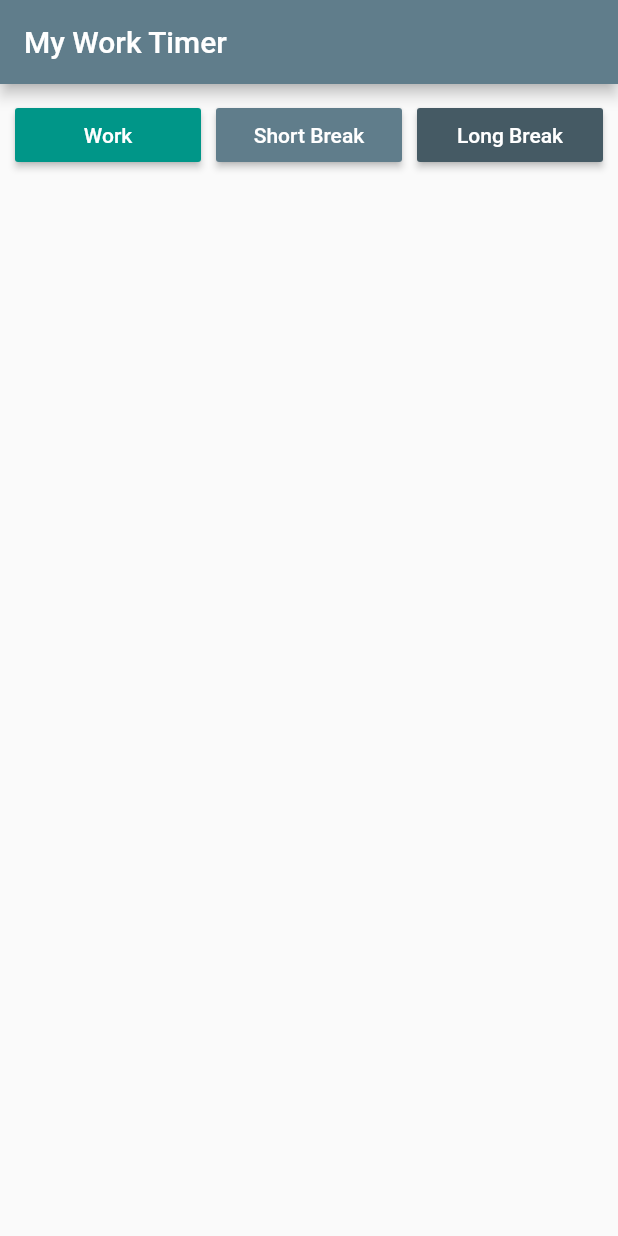
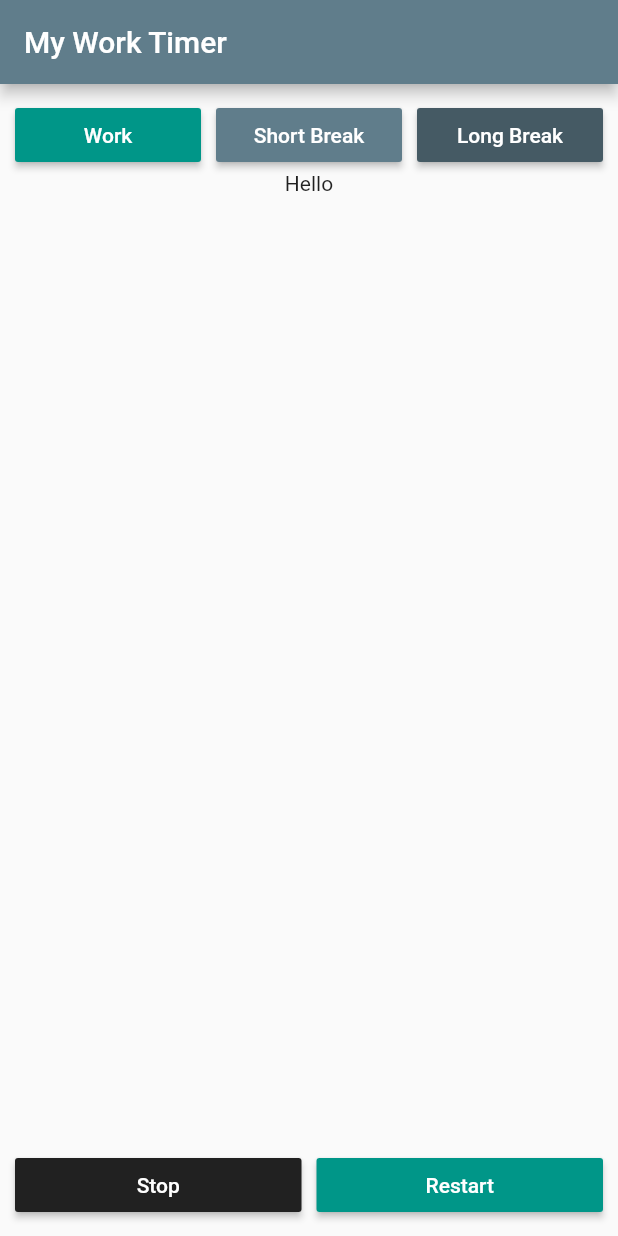
Before and after one commit to yradov/productivity_timer, a Flutter app: the screen it shows after launch, after a tap on "Work", on a phone screen of 412 x 824 dp. Run offline on Flutter 3.47's test engine with Material 2 defaults, Android fonts, the phone set to English and light mode, and no system bars.

Commit message:
+ second row with buttons

```diff
--- a/lib/main.dart
+++ b/lib/main.dart
@@ -2,7 +2,7 @@ import 'package:flutter/material.dart';
 import 'package:productivity_timer/widgets.dart';
 
 void main() {
-  runApp(MyApp());
+  runApp(const MyApp());
 }
 
 class MyApp extends StatelessWidget {
@@ -22,7 +22,8 @@ class MyApp extends StatelessWidget {
 class TimerHomePage extends StatelessWidget {
   const TimerHomePage({Key? key}) : super(key: key);
 
-  final double defaultPadding = 5.0;
+  final double defaultPadding = 5;
+  final double defaultMargin = 10;
 
   @override
   Widget build(BuildContext context) {
@@ -33,8 +34,8 @@ class TimerHomePage extends StatelessWidget {
       body: Center(
         child: Column(
           children: [
-            const SizedBox(
-              height: 10,
+            SizedBox(
+              height: defaultMargin,
             ),
             Row(
               children: [
@@ -45,7 +46,7 @@ class TimerHomePage extends StatelessWidget {
                   child: ProductivityButton(
                     color: const Color(0xff009688),
                     text: 'Work',
-                    size: 0,
+                    size: 150,
                     onPressed: emptyMethod,
                   ),
                 ),
@@ -76,6 +77,41 @@ class TimerHomePage extends StatelessWidget {
                 ),
               ],
             ),
+            const Expanded(
+              child: Text("Hello"),
+            ),
+            Row(
+              children: [
+                Padding(
+                  padding: EdgeInsets.all(defaultPadding),
+                ),
+                Expanded(
+                  child: ProductivityButton(
+                    color: const Color(0xff212121),
+                    text: 'Stop',
+                    size: 150,
+                    onPressed: emptyMethod,
+                  ),
+                ),
+                Padding(
+                  padding: EdgeInsets.all(defaultPadding),
+                ),
+                Expanded(
+                  child: ProductivityButton(
+                    color: const Color(0xff009688),
+                    text: 'Restart',
+                    size: 150,
+                    onPressed: emptyMethod,
+                  ),
+                ),
+                Padding(
+                  padding: EdgeInsets.all(defaultPadding),
+                ),
+              ],
+            ),
+            SizedBox(
+              height: defaultMargin,
+            ),
           ],
         ),
       ),
```
